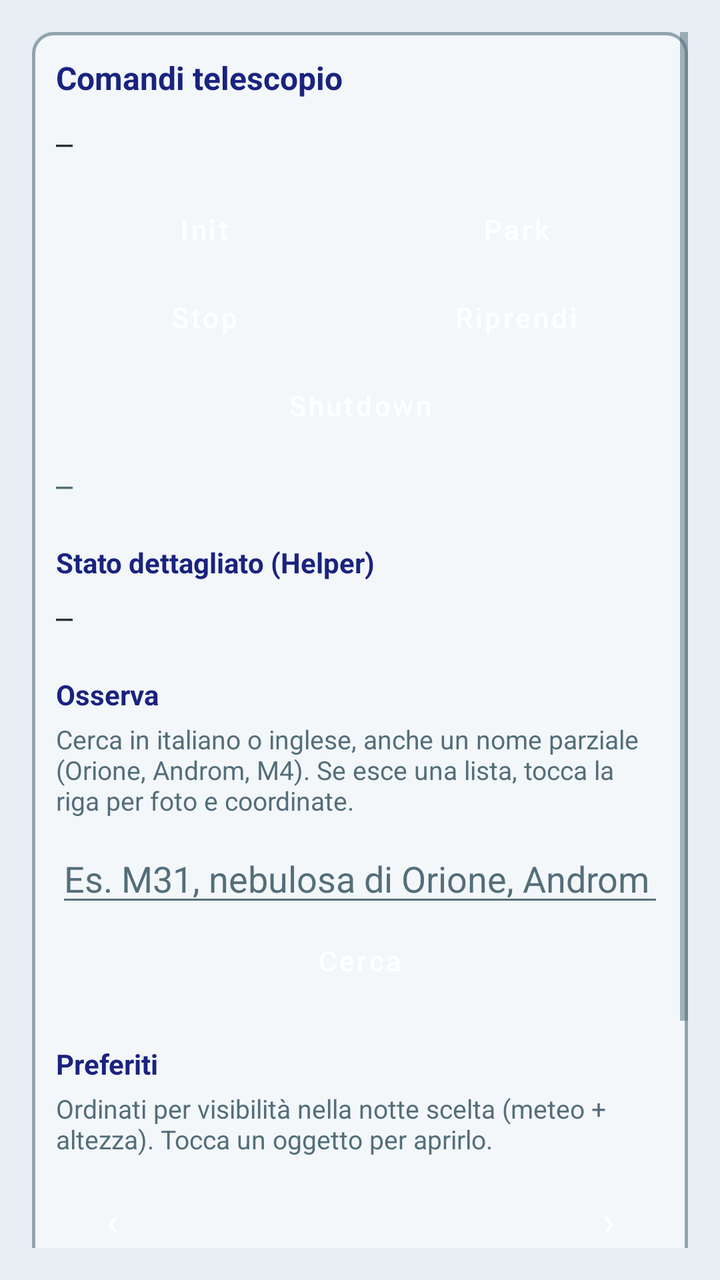
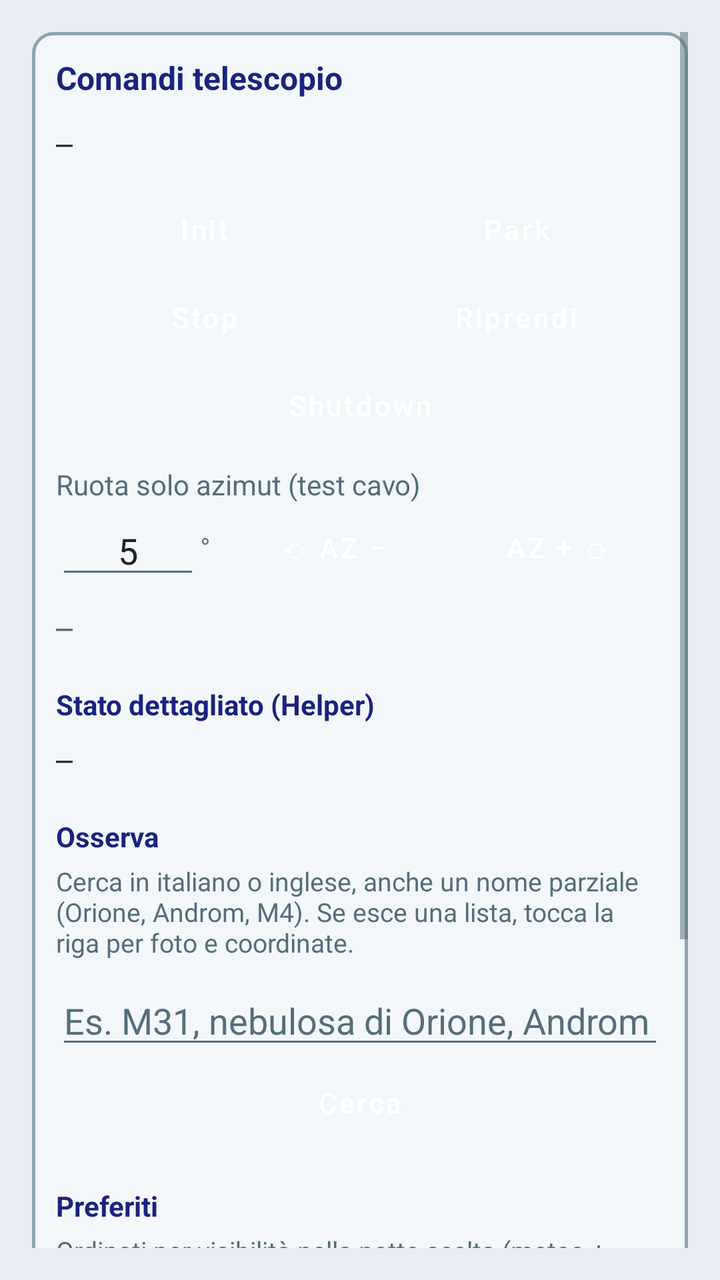

Screens rendered from an Android XML layout before and after an edit, with the pre-edit source and the edit as a unified diff.
<!-- AndroidManifest.xml: application theme Theme.VesperaControl -->
<!-- res/layout/fragment_telescopio.xml -->
<?xml version="1.0" encoding="utf-8"?>
<ScrollView xmlns:android="http://schemas.android.com/apk/res/android"
    android:id="@+id/scrollTelescopio"
    android:layout_width="match_parent"
    android:layout_height="match_parent"
    android:background="@color/vespera_bg"
    android:padding="16dp">

    <LinearLayout
        android:layout_width="match_parent"
        android:layout_height="wrap_content"
        android:orientation="vertical"
        android:background="@drawable/bg_section_panel"
        android:padding="12dp">

        <TextView
            android:layout_width="match_parent"
            android:layout_height="wrap_content"
            android:text="@string/card_telescope"
            android:textColor="@color/vespera_title"
            android:textSize="16sp"
            android:textStyle="bold" />

        <TextView
            android:id="@+id/textTelStatus"
            android:layout_width="match_parent"
            android:layout_height="wrap_content"
            android:layout_marginTop="12dp"
            android:fontFamily="monospace"
            android:text="—"
            android:textColor="@color/vespera_text_secondary" />

        <LinearLayout
            android:layout_width="match_parent"
            android:layout_height="wrap_content"
            android:layout_marginTop="12dp"
            android:orientation="horizontal">

            <Button
                android:id="@+id/btnUnpark"
                style="@style/Widget.Vespera.Button.Primary"
                android:layout_width="0dp"
                android:layout_height="wrap_content"
                android:layout_weight="1"
                android:text="@string/btn_unpark" />

            <Button
                android:id="@+id/btnPark"
                style="@style/Widget.Vespera.Button.Primary"
                android:layout_width="0dp"
                android:layout_height="wrap_content"
                android:layout_marginStart="8dp"
                android:layout_weight="1"
                android:text="@string/btn_park" />
        </LinearLayout>

        <LinearLayout
            android:layout_width="match_parent"
            android:layout_height="wrap_content"
            android:orientation="horizontal">

            <Button
                android:id="@+id/btnAbort"
                style="@style/Widget.Vespera.Button.Danger"
                android:layout_width="0dp"
                android:layout_height="wrap_content"
                android:layout_weight="1"
                android:text="@string/btn_abort" />

            <Button
                android:id="@+id/btnGoto"
                style="@style/Widget.Vespera.Button.Primary"
                android:layout_width="0dp"
                android:layout_height="wrap_content"
                android:layout_marginStart="8dp"
                android:layout_weight="1"
                android:text="@string/btn_goto" />
        </LinearLayout>

        <Button
            android:id="@+id/btnShutdown"
            style="@style/Widget.Vespera.Button.Warn"
            android:layout_width="match_parent"
            android:layout_height="wrap_content"
            android:text="@string/btn_shutdown" />

        <TextView
            android:id="@+id/textTelescopioLog"
            android:layout_width="match_parent"
            android:layout_height="wrap_content"
            android:layout_marginTop="8dp"
            android:fontFamily="monospace"
            android:text="—"
            android:textColor="@color/vespera_muted" />

        <TextView
            android:layout_width="match_parent"
            android:layout_height="wrap_content"
            android:layout_marginTop="20dp"
            android:text="@string/telescope_section_details"
            android:textColor="@color/vespera_title"
            android:textStyle="bold" />

        <TextView
            android:id="@+id/textTelDetails"
            android:layout_width="match_parent"
            android:layout_height="wrap_content"
            android:layout_marginTop="8dp"
            android:fontFamily="monospace"
            android:lineSpacingExtra="2dp"
            android:text="—"
            android:textColor="@color/vespera_text_secondary" />

        <TextView
            android:layout_width="match_parent"
            android:layout_height="wrap_content"
            android:layout_marginTop="20dp"
            android:text="@string/telescope_section_observe"
            android:textColor="@color/vespera_title"
            android:textStyle="bold" />

        <TextView
            android:layout_width="match_parent"
            android:layout_height="wrap_content"
            android:layout_marginTop="4dp"
            android:text="@string/telescope_observe_hint"
            android:textColor="@color/vespera_muted"
            android:textSize="13sp" />

        <EditText
            android:id="@+id/editObserveQuery"
            android:layout_width="match_parent"
            android:layout_height="wrap_content"
            android:layout_marginTop="8dp"
            android:hint="@string/telescope_observe_query_hint"
            android:imeOptions="actionSearch"
            android:inputType="text"
            android:singleLine="true"
            android:textColor="@color/vespera_text"
            android:textColorHint="@color/vespera_muted" />

        <Button
            android:id="@+id/btnObserveSearch"
            style="@style/Widget.Vespera.Button.Primary"
            android:layout_width="match_parent"
            android:layout_height="wrap_content"
            android:text="@string/telescope_observe_search" />

        <TextView
            android:id="@+id/textObserveVisibility"
            android:layout_width="match_parent"
            android:layout_height="wrap_content"
            android:layout_marginTop="8dp"
            android:textColor="@color/vespera_text_secondary"
            android:textSize="13sp"
            android:visibility="gone" />

        <LinearLayout
            android:id="@+id/listObserveHits"
            android:layout_width="match_parent"
            android:layout_height="wrap_content"
            android:layout_marginTop="8dp"
            android:orientation="vertical"
            android:visibility="gone" />

        <ImageView
            android:id="@+id/imageObservePreview"
            android:layout_width="match_parent"
            android:layout_height="wrap_content"
            android:layout_marginTop="8dp"
            android:adjustViewBounds="true"
            android:background="@color/vespera_bg"
            android:contentDescription="@string/label_preview"
            android:maxHeight="280dp"
            android:scaleType="fitCenter"
            android:visibility="gone" />

        <TextView
            android:id="@+id/textObserveDetails"
            android:layout_width="match_parent"
            android:layout_height="wrap_content"
            android:layout_marginTop="8dp"
            android:textColor="@color/vespera_text_secondary"
            android:visibility="gone" />

        <Button
            android:id="@+id/btnFavToggle"
            style="@style/Widget.Vespera.Button.Slate"
            android:layout_width="match_parent"
            android:layout_height="wrap_content"
            android:layout_marginTop="4dp"
            android:text="@string/fav_add"
            android:visibility="gone" />

        <TextView
            android:id="@+id/textObserveSession"
            android:layout_width="match_parent"
            android:layout_height="wrap_content"
            android:layout_marginTop="4dp"
            android:textColor="@color/vespera_muted"
            android:textSize="13sp"
            android:visibility="gone" />

        <Button
            android:id="@+id/btnObserveContinue"
            style="@style/Widget.Vespera.Button.Primary"
            android:layout_width="match_parent"
            android:layout_height="wrap_content"
            android:layout_marginTop="8dp"
            android:text="@string/telescope_observe_continue"
            android:visibility="gone" />

        <Button
            android:id="@+id/btnObserveStart"
            style="@style/Widget.Vespera.Button.Slate"
            android:layout_width="match_parent"
            android:layout_height="wrap_content"
            android:text="@string/telescope_observe_start"
            android:visibility="gone" />

        <TextView
            android:id="@+id/textObserveResult"
            android:layout_width="match_parent"
            android:layout_height="wrap_content"
            android:layout_marginTop="8dp"
            android:textColor="@color/vespera_muted"
            android:visibility="gone" />

        <TextView
            android:id="@+id/textFavTitle"
            android:layout_width="match_parent"
            android:layout_height="wrap_content"
            android:layout_marginTop="20dp"
            android:text="@string/fav_section"
            android:textColor="@color/vespera_title"
            android:textStyle="bold" />

        <TextView
            android:layout_width="match_parent"
            android:layout_height="wrap_content"
            android:layout_marginTop="4dp"
            android:text="@string/fav_hint"
            android:textColor="@color/vespera_muted"
            android:textSize="13sp" />

        <LinearLayout
            android:layout_width="match_parent"
            android:layout_height="wrap_content"
            android:layout_marginTop="8dp"
            android:gravity="center_vertical"
            android:orientation="horizontal">

            <Button
                android:id="@+id/btnFavPrev"
                style="@style/Widget.Vespera.Button.Slate"
                android:layout_width="56dp"
                android:layout_height="wrap_content"
                android:text="‹"
                android:textSize="20sp" />

            <TextView
                android:id="@+id/textFavDay"
                android:layout_width="0dp"
                android:layout_height="wrap_content"
                android:layout_weight="1"
                android:gravity="center"
                android:textColor="@color/vespera_text"
                android:textStyle="bold" />

            <Button
                android:id="@+id/btnFavNext"
                style="@style/Widget.Vespera.Button.Slate"
                android:layout_width="56dp"
                android:layout_height="wrap_content"
                android:text="›"
                android:textSize="20sp" />
        </LinearLayout>

        <TextView
            android:id="@+id/textFavStatus"
            android:layout_width="match_parent"
            android:layout_height="wrap_content"
            android:layout_marginTop="4dp"
            android:textColor="@color/vespera_muted"
            android:textSize="13sp" />

        <LinearLayout
            android:id="@+id/listFavorites"
            android:layout_width="match_parent"
            android:layout_height="wrap_content"
            android:layout_marginTop="6dp"
            android:orientation="vertical" />

        <Button
            android:id="@+id/btnPlan"
            style="@style/Widget.Vespera.Button.Primary"
            android:layout_width="match_parent"
            android:layout_height="wrap_content"
            android:layout_marginTop="8dp"
            android:text="@string/plan_make" />

        <TextView
            android:id="@+id/textPlan"
            android:layout_width="match_parent"
            android:layout_height="wrap_content"
            android:layout_marginTop="6dp"
            android:textColor="@color/vespera_text_secondary"
            android:textSize="13sp"
            android:visibility="gone" />

        <LinearLayout
            android:id="@+id/listPlanPeriods"
            android:layout_width="match_parent"
            android:layout_height="wrap_content"
            android:layout_marginTop="4dp"
            android:orientation="vertical" />

        <Button
            android:id="@+id/btnPlanPropose"
            style="@style/Widget.Vespera.Button.Slate"
            android:layout_width="match_parent"
            android:layout_height="wrap_content"
            android:text="@string/plan_propose"
            android:visibility="gone" />

        <LinearLayout
            android:id="@+id/rowPlanActions"
            android:layout_width="match_parent"
            android:layout_height="wrap_content"
            android:orientation="horizontal"
            android:visibility="gone">

            <Button
                android:id="@+id/btnPlanSave"
                style="@style/Widget.Vespera.Button.Slate"
                android:layout_width="0dp"
                android:layout_height="wrap_content"
                android:layout_weight="1"
                android:text="@string/plan_save" />

            <Button
                android:id="@+id/btnPlanSend"
                style="@style/Widget.Vespera.Button.Primary"
                android:layout_width="0dp"
                android:layout_height="wrap_content"
                android:layout_marginStart="8dp"
                android:layout_weight="1"
                android:text="@string/plan_send" />
        </LinearLayout>

        <Button
            android:id="@+id/btnPlanDelete"
            style="@style/Widget.Vespera.Button.Danger"
            android:layout_width="match_parent"
            android:layout_height="wrap_content"
            android:text="@string/plan_delete"
            android:visibility="gone" />

        <TextView
            android:layout_width="match_parent"
            android:layout_height="wrap_content"
            android:layout_marginTop="12dp"
            android:text="@string/plan_helper_title"
            android:textColor="@color/vespera_title"
            android:textStyle="bold" />

        <TextView
            android:id="@+id/textPlanHelper"
            android:layout_width="match_parent"
            android:layout_height="wrap_content"
            android:layout_marginTop="4dp"
            android:textColor="@color/vespera_text"
            android:textSize="14sp" />

        <Button
            android:id="@+id/btnPlanCancel"
            style="@style/Widget.Vespera.Button.Warn"
            android:layout_width="match_parent"
            android:layout_height="wrap_content"
            android:text="@string/plan_cancel"
            android:visibility="gone" />

        <TextView
            android:id="@+id/textPlansTitle"
            android:layout_width="match_parent"
            android:layout_height="wrap_content"
            android:layout_marginTop="12dp"
            android:text="@string/plan_saved"
            android:textColor="@color/vespera_title"
            android:textStyle="bold"
            android:visibility="gone" />

        <LinearLayout
            android:id="@+id/listPlans"
            android:layout_width="match_parent"
            android:layout_height="wrap_content"
            android:layout_marginTop="4dp"
            android:orientation="vertical" />
    </LinearLayout>
</ScrollView>
<!-- resources referenced by this layout -->
<resources>
  <color name="vespera_bg">#FFE8EEF4</color>
  <color name="vespera_muted">#FF546E7A</color>
  <color name="vespera_text">#FF212121</color>
  <color name="vespera_text_secondary">#FF263238</color>
  <color name="vespera_title">#FF1A237E</color>
  <!-- drawable bg_section_panel (drawable) -->
  <?xml version="1.0" encoding="utf-8"?>
  <shape xmlns:android="http://schemas.android.com/apk/res/android"
      android:shape="rectangle">
      <solid android:color="@color/vespera_surface" />
      <corners android:radius="10dp" />
      <stroke
          android:width="1.5dp"
          android:color="@color/vespera_panel_stroke" />
  </shape>
  <string name="btn_abort">Stop</string>
  <string name="btn_goto">Riprendi</string>
  <string name="btn_park">Park</string>
  <string name="btn_shutdown">Shutdown</string>
  <string name="btn_unpark">Init</string>
  <string name="card_telescope">Comandi telescopio</string>
  <string name="fav_add">☆ Aggiungi ai preferiti</string>
  <string name="fav_hint">Ordinati per visibilità nella notte scelta (meteo + altezza). Tocca un oggetto per aprirlo.</string>
  <string name="fav_section">Preferiti</string>
  <string name="label_preview">Anteprima</string>
  <string name="plan_cancel">Annulla piano sull\'Helper</string>
  <string name="plan_delete">Elimina piano salvato</string>
  <string name="plan_helper_title">Piano caricato sull\'Helper</string>
  <string name="plan_make">Piano della notte (oggetti spuntati)</string>
  <string name="plan_propose">Proposta automatica</string>
  <string name="plan_save">Salva piano</string>
  <string name="plan_saved">Piani salvati</string>
  <string name="plan_send">Carica sull\'Helper</string>
  <string name="telescope_observe_continue">Continua multi-notte</string>
  <string name="telescope_observe_hint">Cerca in italiano o inglese, anche un nome parziale (Orione, Androm, M4). Se esce una lista, tocca la riga per foto e coordinate.</string>
  <string name="telescope_observe_query_hint">Es. M31, nebulosa di Orione, Androm</string>
  <string name="telescope_observe_search">Cerca</string>
  <string name="telescope_observe_start">Avvia multi-notte</string>
  <string name="telescope_section_details">Stato dettagliato (Helper)</string>
  <string name="telescope_section_observe">Osserva</string>
  <style name="Widget.Vespera.Button.Danger" parent="Widget.Vespera.Button.Slate">
          <item name="backgroundTint">@color/vespera_rose</item>
      </style>
  <style name="Widget.Vespera.Button.Primary" parent="Widget.Vespera.Button.Slate">
          <item name="backgroundTint">@color/vespera_green</item>
      </style>
  <style name="Widget.Vespera.Button.Slate" parent="Widget.MaterialComponents.Button">
          <item name="backgroundTint">@color/vespera_slate</item>
          <item name="android:textColor">@color/white</item>
          <item name="cornerRadius">6dp</item>
          <item name="android:textAllCaps">false</item>
          <item name="android:minHeight">44dp</item>
          <item name="android:paddingTop">10dp</item>
          <item name="android:paddingBottom">10dp</item>
      </style>
  <style name="Widget.Vespera.Button.Warn" parent="Widget.Vespera.Button.Slate">
          <item name="backgroundTint">@color/vespera_terracotta</item>
      </style>
  <color name="vespera_surface">#FFF3F7FA</color>
  <color name="vespera_panel_stroke">#FF90A4AE</color>
  <color name="vespera_rose">#FFB05757</color>
  <color name="vespera_green">#FF3B7F55</color>
  <color name="vespera_slate">#FF4A6F86</color>
  <color name="white">#FFFFFFFF</color>
  <color name="vespera_terracotta">#FFC0724A</color>
  <color name="vespera_accent">#FF1C6E8C</color>
  <!-- unchanged entries left out for length: 1 -->
</resources>

<!-- the commit's change to res/layout/fragment_telescopio.xml (unified diff, before → after) -->
@@ -85,6 +85,53 @@
             android:text="@string/btn_shutdown" />
 
         <TextView
+            android:layout_width="match_parent"
+            android:layout_height="wrap_content"
+            android:layout_marginTop="8dp"
+            android:text="Ruota solo azimut (test cavo)"
+            android:textColor="@color/vespera_muted" />
+
+        <LinearLayout
+            android:layout_width="match_parent"
+            android:layout_height="wrap_content"
+            android:gravity="center_vertical"
+            android:orientation="horizontal">
+
+            <EditText
+                android:id="@+id/editAzStep"
+                android:layout_width="72dp"
+                android:layout_height="wrap_content"
+                android:gravity="center"
+                android:hint="°"
+                android:importantForAutofill="no"
+                android:inputType="numberDecimal"
+                android:text="5" />
+
+            <TextView
+                android:layout_width="wrap_content"
+                android:layout_height="wrap_content"
+                android:layout_marginEnd="8dp"
+                android:text="°" />
+
+            <Button
+                android:id="@+id/btnAzMinus"
+                style="@style/Widget.Vespera.Button.Primary"
+                android:layout_width="0dp"
+                android:layout_height="wrap_content"
+                android:layout_weight="1"
+                android:text="⟲ AZ −" />
+
+            <Button
+                android:id="@+id/btnAzPlus"
+                style="@style/Widget.Vespera.Button.Primary"
+                android:layout_width="0dp"
+                android:layout_height="wrap_content"
+                android:layout_marginStart="8dp"
+                android:layout_weight="1"
+                android:text="AZ + ⟳" />
+        </LinearLayout>
+
+        <TextView
             android:id="@+id/textTelescopioLog"
             android:layout_width="match_parent"
             android:layout_height="wrap_content"
